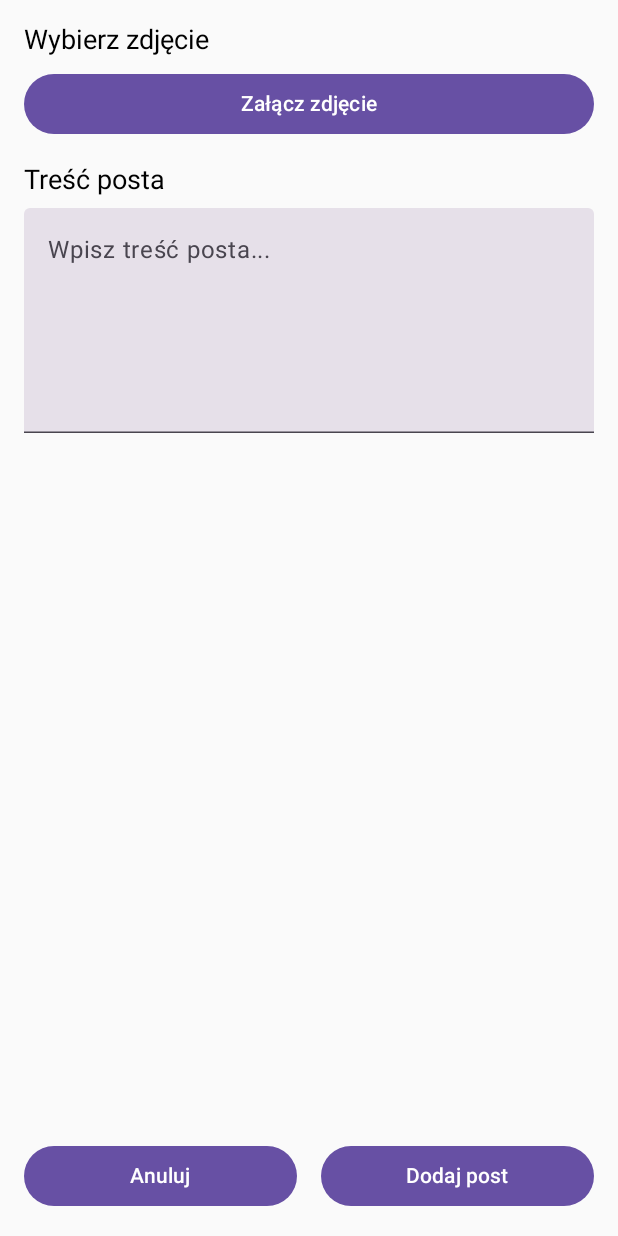
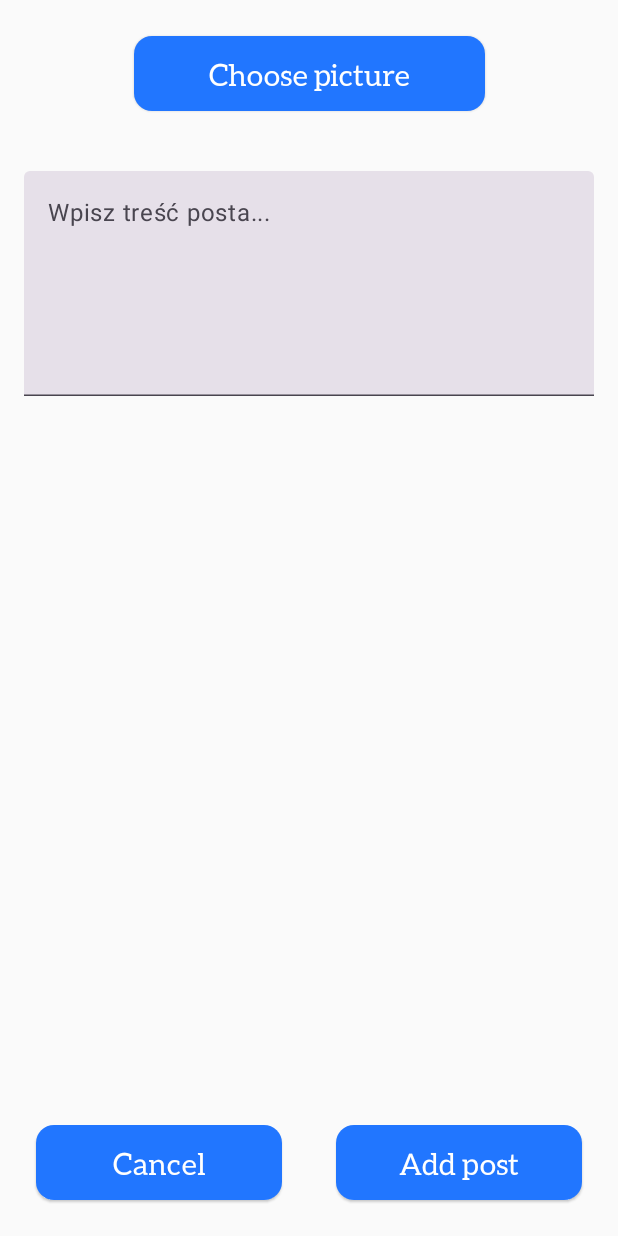
Before and after one commit to SelfishCrayfish/CommBid_app, an Android app built with Jetpack Compose: the CreatePostActivity screen opened directly, with no data from a screen before it, on a phone screen of 412 x 824 dp. Run offline under Robolectric (Android 15) with nearby library versions, the phone set to English and light mode, and no system bars; pictures from the network do not load.

Commit message:
User posts on profiles

```diff
--- a/app/src/main/java/com/example/commbidapp/WallActivity.kt
+++ b/app/src/main/java/com/example/commbidapp/WallActivity.kt
@@ -4,7 +4,6 @@ import android.os.Bundle
 import androidx.activity.ComponentActivity
 import androidx.activity.compose.setContent
 import com.example.commbidapp.ui.theme.MainScreenWithNavbar
-import com.example.commbidapp.ui.theme.UserProfileScreen
 import com.example.commbidapp.ui.theme.WallScreen
 
 class WallActivity : ComponentActivity() {
--- a/app/src/main/java/com/example/commbidapp/ui/theme/CreatePostScreen.kt
+++ b/app/src/main/java/com/example/commbidapp/ui/theme/CreatePostScreen.kt
@@ -4,7 +4,10 @@ import android.net.Uri
 import android.widget.Toast
 import androidx.activity.compose.rememberLauncherForActivityResult
 import androidx.activity.result.contract.ActivityResultContracts
+import androidx.compose.foundation.gestures.snapping.SnapPosition
 import androidx.compose.foundation.layout.*
+import androidx.compose.foundation.rememberScrollState
+import androidx.compose.foundation.verticalScroll
 import androidx.compose.material3.Button
 import androidx.compose.material3.Text
 import androidx.compose.material3.TextField
@@ -12,12 +15,14 @@ import androidx.compose.runtime.*
 import androidx.compose.ui.Alignment
 import androidx.compose.ui.Modifier
 import androidx.compose.ui.platform.LocalContext
+import androidx.compose.ui.res.stringResource
 import androidx.compose.ui.text.input.TextFieldValue
 import androidx.compose.ui.unit.dp
 import androidx.compose.ui.unit.sp
 import coil3.compose.AsyncImage
 import coil3.request.ImageRequest
 import coil3.request.crossfade
+import com.example.commbidapp.R
 
 @Composable
 fun CreatePostScreen(onPostAdded: (String, Uri?) -> Unit, onCancel: () -> Unit) {
@@ -34,21 +39,22 @@ fun CreatePostScreen(onPostAdded: (String, Uri?) -> Unit, onCancel: () -> Unit)
     Column(
         modifier = Modifier
             .fillMaxSize()
-            .padding(16.dp),
-        verticalArrangement = Arrangement.SpaceBetween
+            .padding(16.dp)
+            .verticalScroll(rememberScrollState()),
+        verticalArrangement = Arrangement.SpaceBetween,
     ) {
-        Column {
-            Text(
-                text = "Wybierz zdjęcie",
-                fontSize = 18.sp,
-                modifier = Modifier.padding(bottom = 8.dp)
+        Column(
+            horizontalAlignment = Alignment.CenterHorizontally
+        ) {
+            CustomButton(
+                text = stringResource(id = R.string.choose_picture),
+                onClick = {
+                    imagePickerLauncher.launch("image/*")
+                },
+                fontFamily = RegularFont,
+                backgroundColor = BlueCrayolaColor,
+                modifier = Modifier.width(250.dp),
             )
-            Button(
-                onClick = { imagePickerLauncher.launch("image/*") },
-                modifier = Modifier.fillMaxWidth()
-            ) {
-                Text("Załącz zdjęcie")
-            }
 
             selectedImageUri?.let { uri ->
                 Spacer(modifier = Modifier.height(16.dp))
@@ -65,12 +71,8 @@ fun CreatePostScreen(onPostAdded: (String, Uri?) -> Unit, onCancel: () -> Unit)
                 )
             }
 
-            Spacer(modifier = Modifier.height(16.dp))
-            Text(
-                text = "Treść posta",
-                fontSize = 18.sp,
-                modifier = Modifier.padding(bottom = 8.dp)
-            )
+            Spacer(modifier = Modifier.height(32.dp))
+
             TextField(
                 value = postText,
                 onValueChange = { if (it.text.length <= 140) postText = it },
@@ -86,29 +88,31 @@ fun CreatePostScreen(onPostAdded: (String, Uri?) -> Unit, onCancel: () -> Unit)
             modifier = Modifier.fillMaxWidth(),
             horizontalArrangement = Arrangement.SpaceBetween
         ) {
-            Button(
-                onClick = onCancel,
-                modifier = Modifier.weight(1f)
-            ) {
-                Text("Anuluj")
-            }
+            CustomButton(
+                text = stringResource(id = R.string.cancel),
+                onClick = {
+                    onCancel()
+                },
+                fontFamily = RegularFont,
+                backgroundColor = BlueCrayolaColor,
+                modifier = Modifier.width(180.dp)
+            )
+
             Spacer(modifier = Modifier.width(16.dp))
-            Button(
+
+            CustomButton(
+                text = stringResource(id = R.string.add_post),
                 onClick = {
                     if (postText.text.isNotBlank()) {
                         onPostAdded(postText.text, selectedImageUri)
                     } else {
-                        Toast.makeText(
-                            context,
-                            "Treść posta nie może być pusta",
-                            Toast.LENGTH_SHORT
-                        ).show()
+                        onPostAdded("", null)
                     }
                 },
-                modifier = Modifier.weight(1f)
-            ) {
-                Text("Dodaj post")
-            }
+                fontFamily = RegularFont,
+                backgroundColor = BlueCrayolaColor,
+                modifier = Modifier.width(180.dp)
+            )
         }
     }
 }
--- a/app/src/main/res/values/strings.xml
+++ b/app/src/main/res/values/strings.xml
@@ -6,6 +6,7 @@
     <string name="title_activity_user_profile">UserProfileActivity</string>
     <string name="title_activity_someone_profile">SomeoneProfileActivity</string>
     <string name="title_activity_commission">CommissionActivity</string>
+    <string name="title_activity_create_post">CreatePostActivity</string>
     <string name="choose_desired_artstyle">Choose desired artstyle:</string>
     <string name="artstyle_realism">Realism</string>
     <string name="artstyle_cartoon">Cartoon</string>
@@ -36,5 +37,8 @@
     <string name="your_description">Your description…</string>
     <string name="username_string">Username</string>
     <string name="title_activity_wall" translatable="false">WallActivity</string>
-    <string name="title_activity_create_post">CreatePostActivity</string>
+    <string name="choose_picture">Choose picture</string>
+    <string name="cancel">Cancel</string>
+    <string name="add_post">Add post</string>
+    <string name="post_must_have_text">Post must have text</string>
 </resources>
```
Also changed, not shown: app/src/main/java/com/example/commbidapp/CreatePostActivity.kt (+8 -3 lines), app/src/main/java/com/example/commbidapp/ui/theme/SomeoneProfileScreen.kt (+54 -0 lines), app/src/main/java/com/example/commbidapp/ui/theme/UserProfileScreen.kt (+54 -2 lines), 1 other file.
